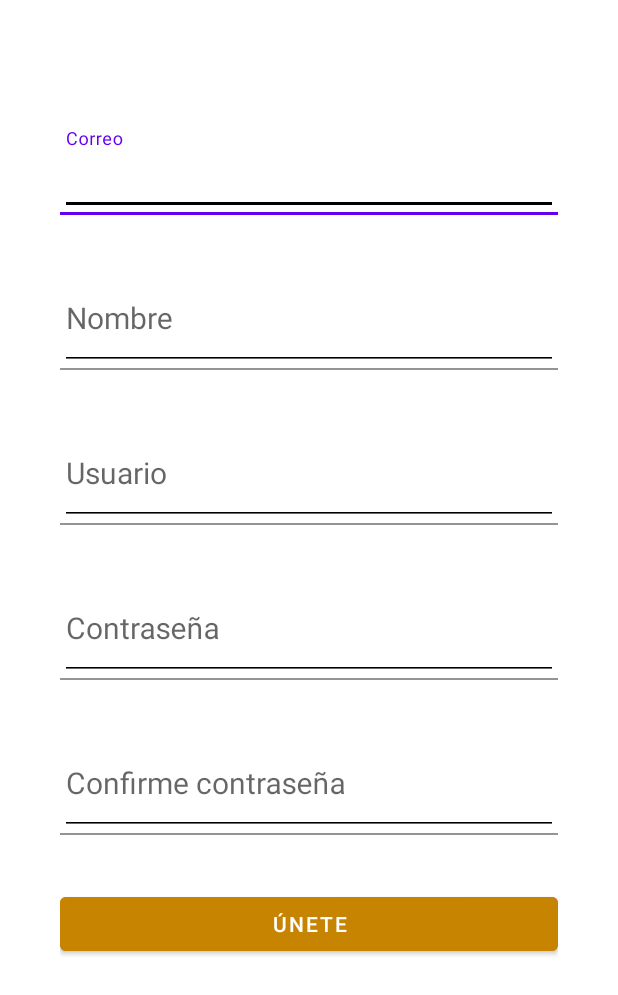
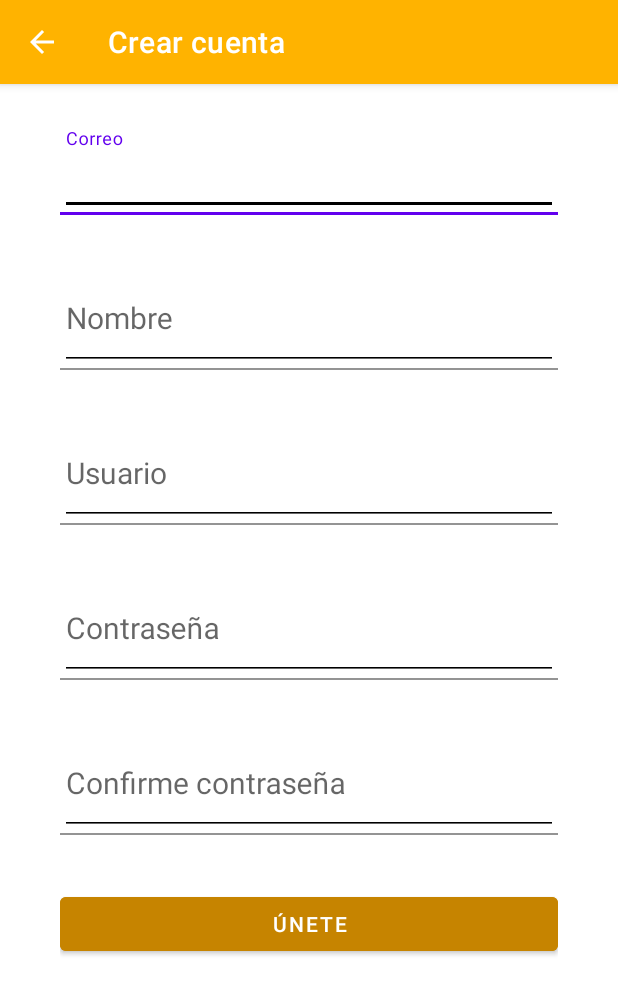
Before and after one commit to AndresMC20/INFOGRAM, an Android app: the CreateAccountActivity screen opened directly, with no data from a screen before it, on a phone screen of 412 x 824 dp. Shown: the top 995 px of the screen. Run offline under Robolectric (Android 15) with nearby library versions, the phone set to English and light mode, and no system bars.

Commit message:
CREACION TOOLBAR

```diff
--- a/app/src/main/java/com/aplicacion/infogram/CreateAccountActivity.java
+++ b/app/src/main/java/com/aplicacion/infogram/CreateAccountActivity.java
@@ -1,6 +1,7 @@
 package com.aplicacion.infogram;
 
 import androidx.appcompat.app.AppCompatActivity;
+import androidx.appcompat.widget.Toolbar;
 
 import android.os.Bundle;
 
@@ -10,5 +11,15 @@ public class CreateAccountActivity extends AppCompatActivity {
     protected void onCreate(Bundle savedInstanceState) {
         super.onCreate(savedInstanceState);
         setContentView(R.layout.activity_create_account);
+
+        showToolBar(getString(R.string.title_crear_cuenta), true);
+    }
+
+    public void showToolBar(String titulo, boolean botonSubir){
+        Toolbar toolbar = findViewById(R.id.toolbar);
+        setSupportActionBar(toolbar);
+
+        getSupportActionBar().setTitle(titulo);
+        getSupportActionBar().setDisplayHomeAsUpEnabled(botonSubir);
     }
 }
--- a/app/src/main/res/layout/activity_create_account.xml
+++ b/app/src/main/res/layout/activity_create_account.xml
@@ -5,6 +5,10 @@
     android:layout_width="match_parent"
     android:layout_height="match_parent"
     tools:context=".CreateAccountActivity">
+
+    <include layout="@layout/appbar_toolbar">
+
+    </include>
 
     <ScrollView
         android:layout_width="match_parent"
--- a/app/src/main/res/layout/activity_login.xml
+++ b/app/src/main/res/layout/activity_login.xml
@@ -103,11 +103,11 @@
                         android:layout_width="wrap_content"
                         android:layout_height="wrap_content"
                         android:layout_toRightOf="@+id/no_tienes_cuenta"
+                        android:onClick="goCreateAccount"
                         android:text="@string/crea_una_aqui"
                         android:textColor="@color/editText_white"
                         android:textSize="@dimen/textView_textSize"
-                        android:textStyle="bold"
-                        android:onClick="goCreateAccount">
+                        android:textStyle="bold">
 
                     </TextView>
 
--- /dev/null
+++ b/app/src/main/res/layout/appbar_toolbar.xml
@@ -0,0 +1,17 @@
+<?xml version="1.0" encoding="utf-8"?>
+<com.google.android.material.appbar.AppBarLayout xmlns:android="http://schemas.android.com/apk/res/android"
+    xmlns:app="http://schemas.android.com/apk/res-auto"
+    android:layout_width="match_parent"
+    android:layout_height="wrap_content"
+    android:theme="@style/Theme.INFOGRAM.AppBarOverlay">
+
+    <androidx.appcompat.widget.Toolbar
+        android:id="@+id/toolbar"
+        android:layout_width="match_parent"
+        android:layout_height="?attr/actionBarSize"
+        android:background="?attr/colorPrimary"
+        app:popupTheme="@style/Theme.INFOGRAM.PopupOverlay">
+
+    </androidx.appcompat.widget.Toolbar>
+
+</com.google.android.material.appbar.AppBarLayout>
--- a/app/src/main/res/values/strings.xml
+++ b/app/src/main/res/values/strings.xml
@@ -11,4 +11,5 @@
     <string name="Usuario">Usuario</string>
     <string name="Confirme_contrasena">Confirme contraseña</string>
     <string name="button_text_create_account">ÚNETE</string>
+    <string name="title_crear_cuenta">Crear cuenta</string>
 </resources>
--- a/app/src/main/res/values/themes.xml
+++ b/app/src/main/res/values/themes.xml
@@ -12,6 +12,14 @@
         <!-- Status bar color. -->
         <item name="android:statusBarColor" tools:targetApi="l">?attr/colorPrimaryVariant</item>
         <!-- Customize your theme here. -->
+    </style>
+
+    <style name="Theme.INFOGRAM.AppBarOverlay" parent="ThemeOverlay.AppCompat.Dark.ActionBar">
+        <!-- para la barra de arriba de la aplicacion-->
+    </style>
+
+    <style name="Theme.INFOGRAM.PopupOverlay" parent="Theme.MaterialComponents.DayNight.NoActionBar">
+        <!-- para el menu emergente -->
     </style>
 
     <style name="EditTextWhite" parent="Theme.MaterialComponents.DayNight">
```
Also changed, not shown: 1 other file.
